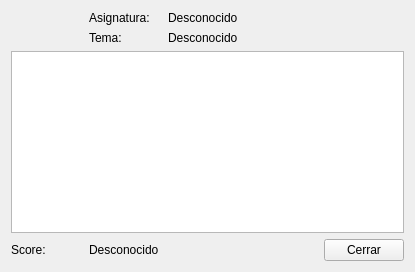
Qt form resultadosform.ui (FLiamTech/askme) before a commit.
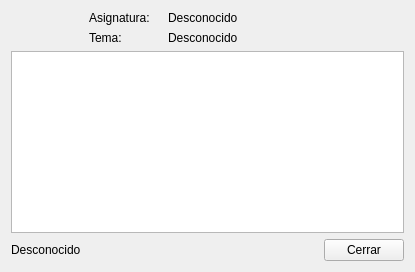
The same form after that commit.

```diff
--- a/resultadosform.ui
+++ b/resultadosform.ui
@@ -24,13 +24,6 @@
      </property>
     </widget>
    </item>
-   <item row="5" column="0">
-    <widget class="QLabel" name="label_5">
-     <property name="text">
-      <string>Score: </string>
-     </property>
-    </widget>
-   </item>
    <item row="5" column="4">
     <widget class="QPushButton" name="pushButton">
      <property name="text">
@@ -38,13 +31,6 @@
      </property>
     </widget>
    </item>
-   <item row="5" column="1">
-    <widget class="QLabel" name="label_6">
-     <property name="text">
-      <string>Desconocido</string>
-     </property>
-    </widget>
-   </item>
    <item row="0" column="2">
     <widget class="QLabel" name="label_4">
      <property name="text">
@@ -60,7 +46,14 @@
     </widget>
    </item>
    <item row="2" column="2">
-    <widget class="QLabel" name="label_2">
+    <widget class="QLabel" name="lblTema">
+     <property name="text">
+      <string>Desconocido</string>
+     </property>
+    </widget>
+   </item>
+   <item row="5" column="0">
+    <widget class="QLabel" name="lblScore">
      <property name="text">
       <string>Desconocido</string>
      </property>
```
Left out of the diff: 6 changed lines with no effect on the pictures.
